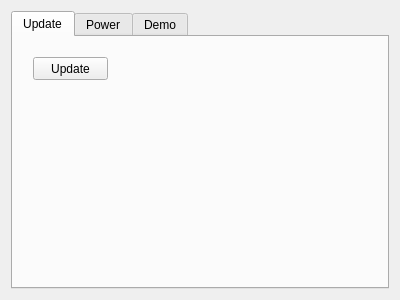
Qt form source/plugin/t4/maintain.ui (ww4u/mct-t4) before a commit.
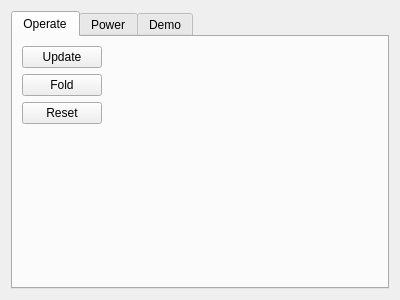
The same form after that commit. The open tabs and pages were chosen to show the change.

Commit message: maintain page

```diff
--- a/source/plugin/t4/maintain.ui
+++ b/source/plugin/t4/maintain.ui
@@ -21,21 +21,44 @@
      </property>
      <widget class="QWidget" name="tab">
       <attribute name="title">
-       <string>Update</string>
+       <string>Operate</string>
       </attribute>
-      <widget class="QPushButton" name="pushButton">
-       <property name="geometry">
-        <rect>
-         <x>20</x>
-         <y>20</y>
-         <width>75</width>
-         <height>23</height>
-        </rect>
-       </property>
+      <layout class="QFormLayout" name="formLayout">
+       <item row="0" column="0">
+        <widget class="QPushButton" name="btnUpdate">
        <property name="text">
         <string>Update</string>
        </property>
       </widget>
+       </item>
+       <item row="1" column="0">
+        <widget class="QPushButton" name="btnFold">
+         <property name="text">
+          <string>Fold</string>
+         </property>
+        </widget>
+       </item>
+       <item row="2" column="0">
+        <widget class="QPushButton" name="btnReset">
+         <property name="text">
+          <string>Reset</string>
+         </property>
+        </widget>
+       </item>
+       <item row="3" column="0" colspan="2">
+        <spacer name="verticalSpacer">
+         <property name="orientation">
+          <enum>Qt::Vertical</enum>
+         </property>
+         <property name="sizeHint" stdset="0">
+          <size>
+           <width>355</width>
+           <height>149</height>
+          </size>
+         </property>
+        </spacer>
+       </item>
+      </layout>
      </widget>
      <widget class="QWidget" name="tab_2">
       <attribute name="title">
```
Left out of the diff: 64 changed lines with no effect on the pictures. Lines whose indentation alone changed are shown as unchanged. The commit also changes 14 other files.
